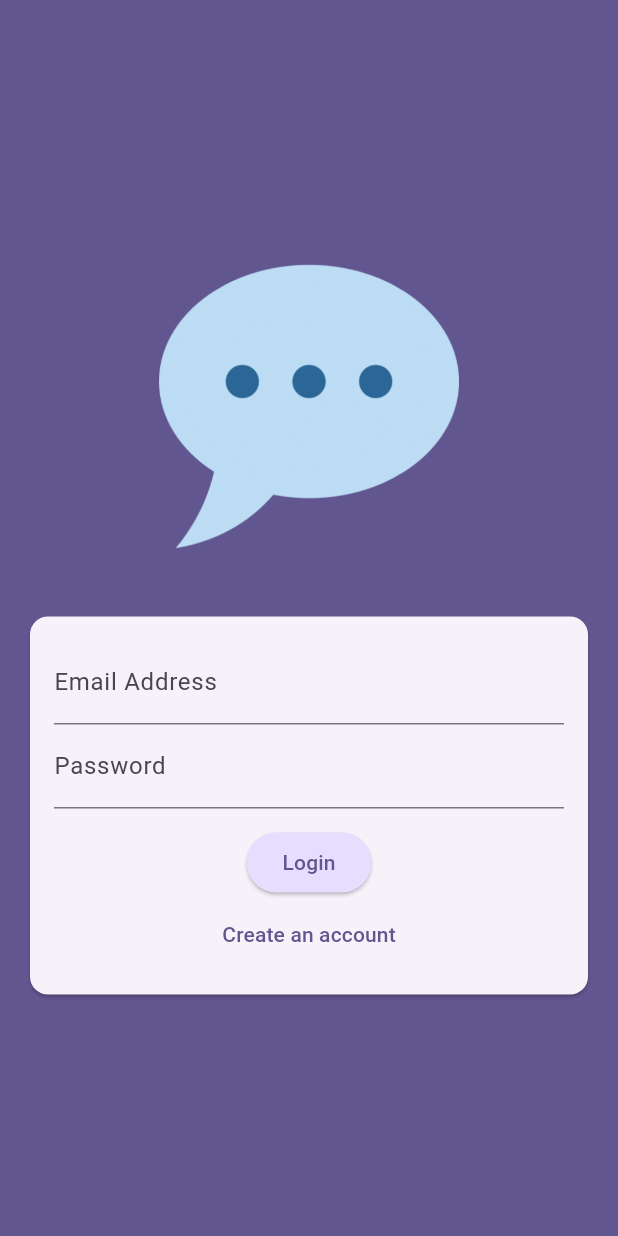
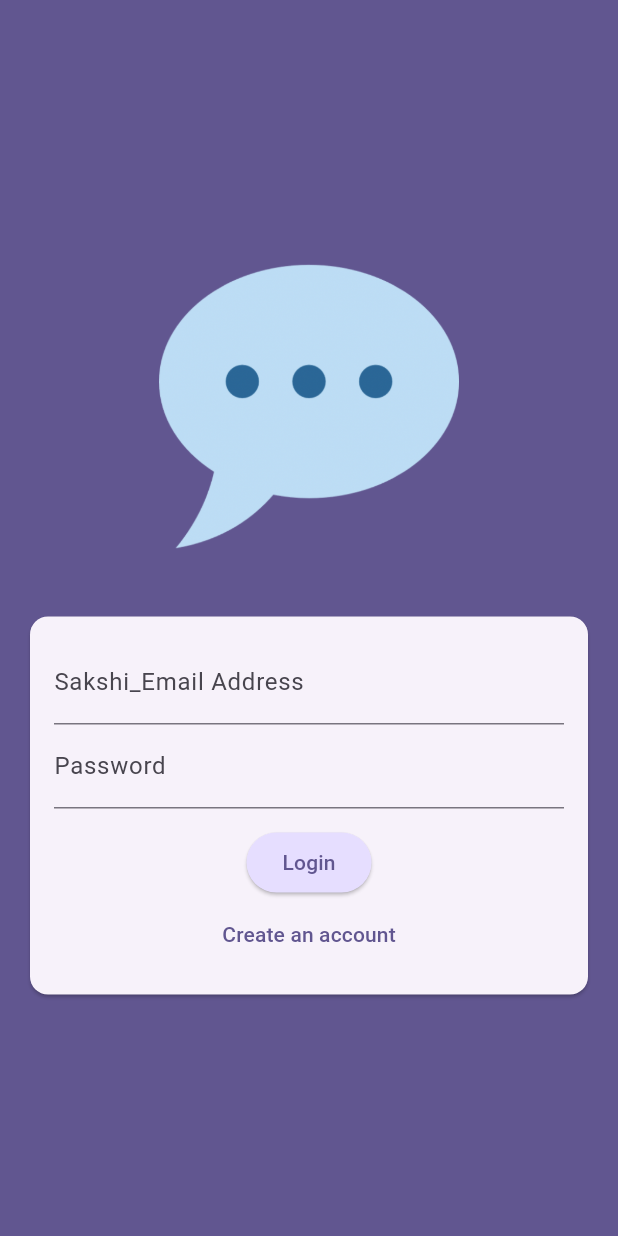
Before and after one commit to SakshiMeena01/Mobile-development, a Flutter app: the screen it shows after launch, on a phone screen of 412 x 824 dp. Run offline on Flutter 3.47's test engine with Material 3 defaults, Android fonts, the phone set to English and light mode, and no system bars; our stand-ins replace cloud_firestore, firebase_auth, firebase_core, firebase_messaging, firebase_storage, image_picker; accounts and stored records are empty.

Commit message:
updated mail name

```diff
--- a/lib/screens/auth.dart
+++ b/lib/screens/auth.dart
@@ -129,7 +129,7 @@ class _AuthScreenState extends State<AuthScreen> {
                             ),
                           TextFormField(
                             decoration: const InputDecoration(
-                              labelText: 'Email Address',
+                              labelText: 'Sakshi_Email Address',
                             ),
                             keyboardType: TextInputType.emailAddress,
                             autocorrect: false,
```
